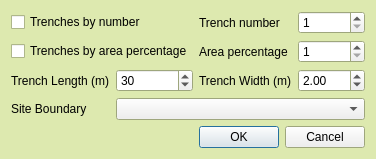
The window that evaluation_trench_generator/eval_trench_gener_dialog_base.ui (PCA-Geodata/Evaluation-Trenches-Generator-QGIS-plugin) describes before a commit, drawn with Qt 5.
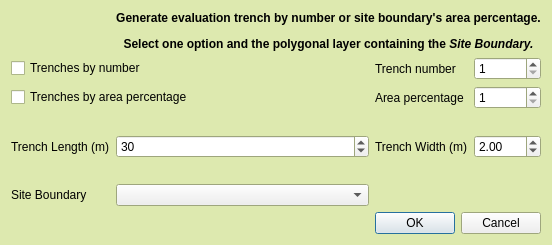
The same window after the commit. Icons and pictures are not drawn.

Diff of the .ui file:
```diff
--- a/evaluation_trench_generator/eval_trench_gener_dialog_base.ui
+++ b/evaluation_trench_generator/eval_trench_gener_dialog_base.ui
@@ -9,8 +9,8 @@
    <rect>
     <x>0</x>
     <y>0</y>
-    <width>459</width>
-    <height>287</height>
+    <width>688</width>
+    <height>399</height>
    </rect>
   </property>
   <property name="palette">
@@ -84,21 +84,48 @@
    <property name="sizeConstraint">
     <enum>QLayout::SetFixedSize</enum>
    </property>
-   <item row="0" column="0" colspan="2">
-    <widget class="QCheckBox" name="trench_by_number_checkBox">
+   <item row="4" column="3">
+    <widget class="QLabel" name="label_3">
      <property name="text">
-      <string>Trenches by number</string>
+      <string>Trench Width (m)</string>
      </property>
     </widget>
    </item>
-   <item row="0" column="2">
+   <item row="6" column="1">
+    <widget class="QLabel" name="label">
+     <property name="frameShape">
+      <enum>QFrame::NoFrame</enum>
+     </property>
+     <property name="text">
+      <string>Site Boundary</string>
+     </property>
+    </widget>
+   </item>
+   <item row="2" column="1" colspan="2">
+    <widget class="QCheckBox" name="trench_by_area_checkBox">
+     <property name="text">
+      <string>Trenches by area percentage</string>
+     </property>
+     <property name="autoExclusive">
+      <bool>true</bool>
+     </property>
+    </widget>
+   </item>
+   <item row="6" column="2">
+    <widget class="QComboBox" name="sb_comboBox">
+     <property name="focusPolicy">
+      <enum>Qt::WheelFocus</enum>
+     </property>
+    </widget>
+   </item>
+   <item row="1" column="3">
     <widget class="QLabel" name="label_4">
      <property name="text">
       <string>Trench number</string>
      </property>
     </widget>
    </item>
-   <item row="0" column="3">
+   <item row="1" column="4">
     <widget class="QSpinBox" name="tr_num_spinBox">
      <property name="minimum">
       <number>1</number>
@@ -108,21 +135,7 @@
      </property>
     </widget>
    </item>
-   <item row="1" column="0" colspan="2">
-    <widget class="QCheckBox" name="trench_by_area_checkBox">
-     <property name="text">
-      <string>Trenches by area percentage</string>
-     </property>
-    </widget>
-   </item>
-   <item row="1" column="2">
-    <widget class="QLabel" name="label_5">
-     <property name="text">
-      <string>Area percentage</string>
-     </property>
-    </widget>
-   </item>
-   <item row="1" column="3">
+   <item row="2" column="4">
     <widget class="QSpinBox" name="tr_area_perc_spinBox_2">
      <property name="minimum">
       <number>1</number>
@@ -135,34 +148,17 @@
      </property>
     </widget>
    </item>
-   <item row="2" column="0">
-    <widget class="QLabel" name="label_2">
+   <item row="1" column="1" colspan="2">
+    <widget class="QCheckBox" name="trench_by_number_checkBox">
      <property name="text">
-      <string>Trench Length (m)</string>
+      <string>Trenches by number</string>
      </property>
-    </widget>
-   </item>
-   <item row="2" column="1">
-    <widget class="QSpinBox" name="tr_l_spinBox">
-     <property name="minimum">
-      <number>1</number>
+     <property name="autoExclusive">
+      <bool>true</bool>
      </property>
-     <property name="maximum">
-      <number>200</number>
-     </property>
-     <property name="value">
-      <number>30</number>
-     </property>
     </widget>
    </item>
-   <item row="2" column="2">
-    <widget class="QLabel" name="label_3">
-     <property name="text">
-      <string>Trench Width (m)</string>
-     </property>
-    </widget>
-   </item>
-   <item row="2" column="3">
+   <item row="4" column="4">
     <widget class="QDoubleSpinBox" name="tr_w_doubleSpinBox">
      <property name="minimum">
       <double>1.000000000000000</double>
@@ -178,24 +174,27 @@
      </property>
     </widget>
    </item>
-   <item row="3" column="0">
-    <widget class="QLabel" name="label">
-     <property name="frameShape">
-      <enum>QFrame::NoFrame</enum>
+   <item row="0" column="1">
+    <widget class="QLabel" name="label_7">
+     <property name="maximumSize">
+      <size>
+       <width>150</width>
+       <height>150</height>
+      </size>
      </property>
      <property name="text">
-      <string>Site Boundary</string>
+      <string/>
      </property>
     </widget>
    </item>
-   <item row="3" column="1" colspan="3">
-    <widget class="QComboBox" name="sb_comboBox">
-     <property name="focusPolicy">
-      <enum>Qt::WheelFocus</enum>
+   <item row="4" column="1">
+    <widget class="QLabel" name="label_2">
+     <property name="text">
+      <string>Trench Length (m)</string>
      </property>
     </widget>
    </item>
-   <item row="4" column="2" colspan="2">
+   <item row="7" column="3" colspan="2">
     <widget class="QDialogButtonBox" name="button_box">
      <property name="orientation">
       <enum>Qt::Horizontal</enum>
@@ -205,6 +204,59 @@
      </property>
     </widget>
    </item>
+   <item row="0" column="2" colspan="3">
+    <widget class="QLabel" name="label_6">
+     <property name="text">
+      <string>&lt;html&gt;&lt;head/&gt;&lt;body&gt;&lt;p align=&quot;center&quot;&gt;&lt;span style=&quot; font-weight:600;&quot;&gt;Generate evaluation trench by number or site boundary's area percentage.&lt;/span&gt;&lt;/p&gt;&lt;p align=&quot;center&quot;&gt;&lt;span style=&quot; font-weight:600;&quot;&gt;Select one option and the polygonal layer containing the&lt;/span&gt;&lt;span style=&quot; font-weight:600; font-style:italic;&quot;&gt; Site Boundary.&lt;/span&gt;&lt;/p&gt;&lt;/body&gt;&lt;/html&gt;</string>
+     </property>
+    </widget>
+   </item>
+   <item row="2" column="3">
+    <widget class="QLabel" name="label_5">
+     <property name="text">
+      <string>Area percentage</string>
+     </property>
+    </widget>
+   </item>
+   <item row="3" column="2">
+    <spacer name="horizontalSpacer">
+     <property name="orientation">
+      <enum>Qt::Horizontal</enum>
+     </property>
+     <property name="sizeHint" stdset="0">
+      <size>
+       <width>40</width>
+       <height>20</height>
+      </size>
+     </property>
+    </spacer>
+   </item>
+   <item row="4" column="2">
+    <widget class="QSpinBox" name="tr_l_spinBox">
+     <property name="minimum">
+      <number>1</number>
+     </property>
+     <property name="maximum">
+      <number>200</number>
+     </property>
+     <property name="value">
+      <number>30</number>
+     </property>
+    </widget>
+   </item>
+   <item row="5" column="2">
+    <spacer name="horizontalSpacer_2">
+     <property name="orientation">
+      <enum>Qt::Horizontal</enum>
+     </property>
+     <property name="sizeHint" stdset="0">
+      <size>
+       <width>40</width>
+       <height>20</height>
+      </size>
+     </property>
+    </spacer>
+   </item>
   </layout>
  </widget>
  <resources/>
```
Left out of the diff: 8 changed lines with no effect on the pictures.
